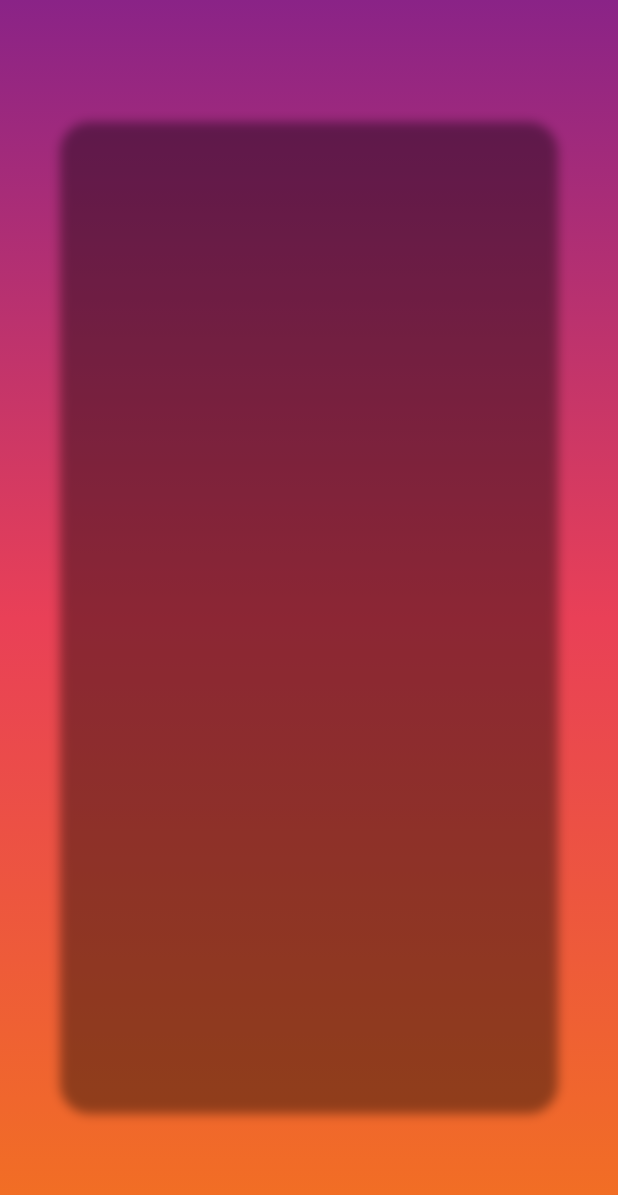
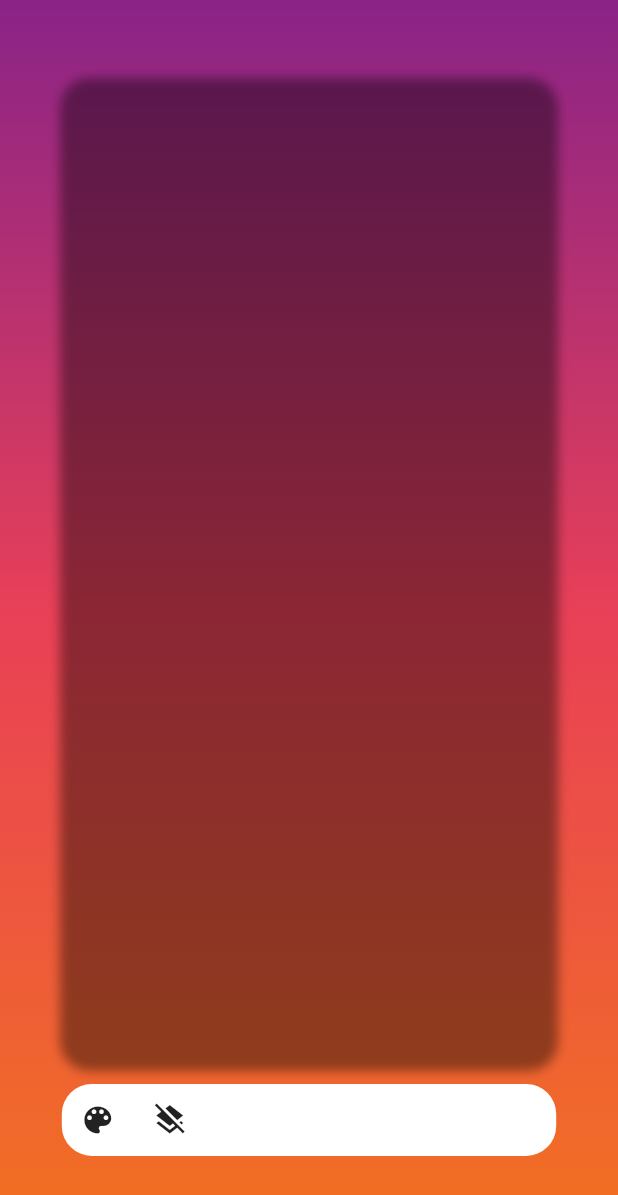
Before and after one commit to DaminduSandaruwan/PaintApp, a Flutter app: the screen it shows after launch, on a phone screen of 412 x 824 dp. Shown: the top 1195 px of the screen. Run offline on Flutter 3.47's test engine with Material 2 defaults, Android fonts, the phone set to English and light mode, and no system bars.

Commit message:
Add two icons with container

```diff
--- a/lib/main.dart
+++ b/lib/main.dart
@@ -81,6 +81,32 @@ class _HomePageState extends State<HomePage> {
                     ],
                   ),
                 ),
+                SizedBox(height: 10,),
+                Container(
+                  width: width*0.8,
+                  decoration: BoxDecoration(
+                    color: Colors.white,
+                    borderRadius: BorderRadius.all(
+                      Radius.circular(20.0),
+                    ),
+                  ),
+                  child: Row(
+                    children: <Widget>[
+                      IconButton(
+                        icon: Icon(Icons.color_lens),
+                        onPressed: (){
+
+                        },
+                      ),
+                      IconButton(
+                        icon: Icon(Icons.layers_clear),
+                        onPressed: (){
+
+                        },
+                      ),
+                    ],
+                  ),
+                ),
               ],
             ),
           ),
```
